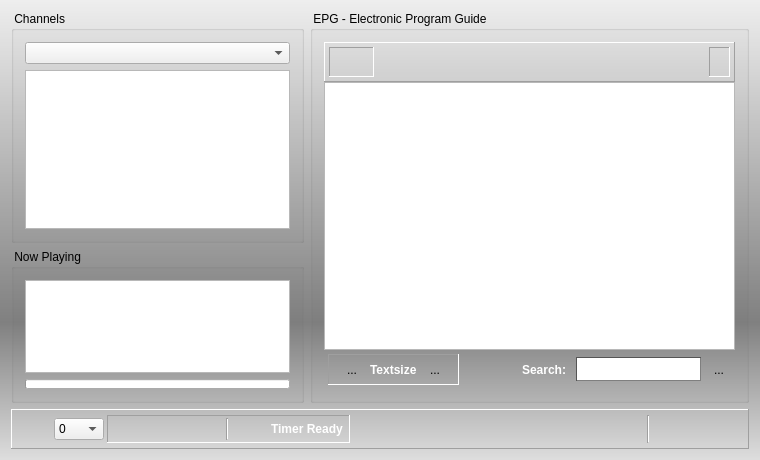
The window that vlc-record/recorder.ui (code-google-com/vlc-record) describes before a commit, drawn with Qt 5.
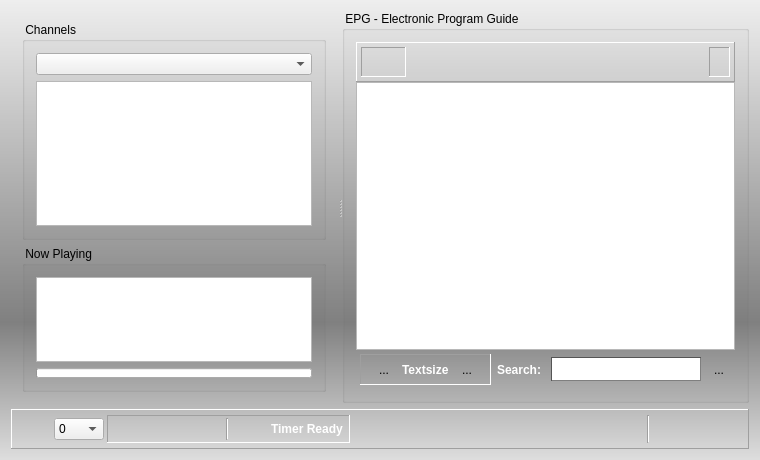
The same window after the commit. Icons and pictures are not drawn. Custom widgets are drawn as their Qt base class.

Commit message: - change text size also in channel list and group box - take care of localized time strings needed  by   QDateTime::fromString (using own function now) - add splitter between channel list and epg browser - store times as uint now also in channel list

```diff
--- a/vlc-record/recorder.ui
+++ b/vlc-record/recorder.ui
@@ -27,8 +27,33 @@
   </property>
   <layout class="QVBoxLayout" name="verticalLayout_4">
    <item>
-    <layout class="QHBoxLayout" name="horizontalLayout" stretch="40,60">
-     <item>
+    <widget class="QSplitter" name="splitter">
+     <property name="styleSheet">
+      <string notr="true">QSplitter::handle {
+     image: url(:/png/h_split);
+ }
+
+ QSplitter::handle:horizontal {
+     width: 5px;
+ }
+
+ QSplitter::handle:vertical {
+     height: 5px;
+ }
+
+ QSplitter::handle:hover {
+    image: url(:/png/h_split_hover);
+ }
+
+ QSplitter::handle:pressed {
+    image: url(:/png/h_split_pressed);
+ }
+</string>
+     </property>
+     <property name="orientation">
+      <enum>Qt::Horizontal</enum>
+     </property>
+     <widget class="QWidget" name="layoutWidget">
       <layout class="QVBoxLayout" name="vLayoutChannels" stretch="6,4">
        <item>
         <widget class="QGroupBox" name="groupChannels">
@@ -104,8 +129,7 @@
         </widget>
        </item>
       </layout>
-     </item>
-     <item>
+     </widget>
       <widget class="QGroupBox" name="groupEPG">
        <property name="title">
         <string> EPG - Electronic Program Guide </string>
@@ -367,19 +391,6 @@
              </layout>
             </widget>
            </item>
-           <item>
-            <spacer name="horizontalSpacer_3">
-             <property name="orientation">
-              <enum>Qt::Horizontal</enum>
-             </property>
-             <property name="sizeHint" stdset="0">
-              <size>
-               <width>40</width>
-               <height>20</height>
-              </size>
-             </property>
-            </spacer>
-           </item>
            <item>
             <widget class="QLabel" name="labSearch">
              <property name="styleSheet">
@@ -397,7 +408,7 @@
             <widget class="QLineEdit" name="lineSearch">
              <property name="minimumSize">
               <size>
-               <width>120</width>
+              <width>100</width>
                <height>24</height>
               </size>
              </property>
@@ -442,8 +453,7 @@
         </item>
        </layout>
       </widget>
-     </item>
-    </layout>
+    </widget>
    </item>
    <item>
     <widget class="QFrame" name="frame">
```
Left out of the diff: 4 changed lines with no effect on the pictures. Lines whose indentation alone changed are shown as unchanged. The commit also changes 16 other files.
